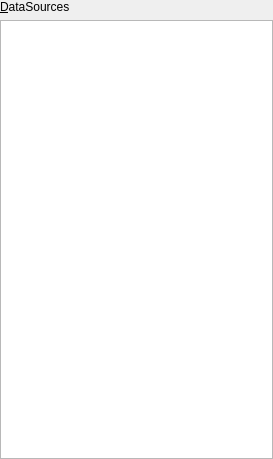
First picture: the form in ndtsconfigtool/ui/datasourcelist.ui, repository jkotan/nexdatas.configtool, before the edit.
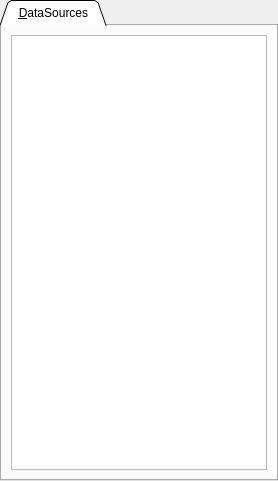
Second picture: the form after the edit.

Commit message: changing list widget

```diff
--- a/ndtsconfigtool/ui/datasourcelist.ui
+++ b/ndtsconfigtool/ui/datasourcelist.ui
@@ -6,33 +6,39 @@
    <rect>
     <x>0</x>
     <y>0</y>
-    <width>273</width>
-    <height>459</height>
+    <width>278</width>
+    <height>481</height>
    </rect>
   </property>
   <property name="windowTitle">
    <string>Form</string>
   </property>
-  <layout class="QGridLayout" name="gridLayout">
+  <layout class="QGridLayout" name="gridLayout_2">
    <property name="margin">
     <number>0</number>
    </property>
    <item row="0" column="0">
-    <layout class="QVBoxLayout" name="verticalLayout">
-     <item>
-      <widget class="QLabel" name="sourceLabel">
-       <property name="text">
-        <string>&amp;DataSources</string>
-       </property>
-       <property name="buddy">
-        <cstring>sourceListWidget</cstring>
-       </property>
-      </widget>
-     </item>
-     <item>
+    <widget class="QTabWidget" name="tabWidget">
+     <property name="tabPosition">
+      <enum>QTabWidget::North</enum>
+     </property>
+     <property name="tabShape">
+      <enum>QTabWidget::Triangular</enum>
+     </property>
+     <property name="currentIndex">
+      <number>0</number>
+     </property>
+     <widget class="QWidget" name="tab">
+      <attribute name="title">
+       <string>  &amp;DataSources  </string>
+      </attribute>
+      <layout class="QGridLayout" name="gridLayout">
+       <item row="0" column="0">
       <widget class="QListWidget" name="sourceListWidget"/>
      </item>
     </layout>
+     </widget>
+    </widget>
    </item>
   </layout>
  </widget>
```
Left out of the diff: 2 changed lines with no effect on the pictures. Lines whose indentation alone changed are shown as unchanged. The commit also changes 2 other files.
